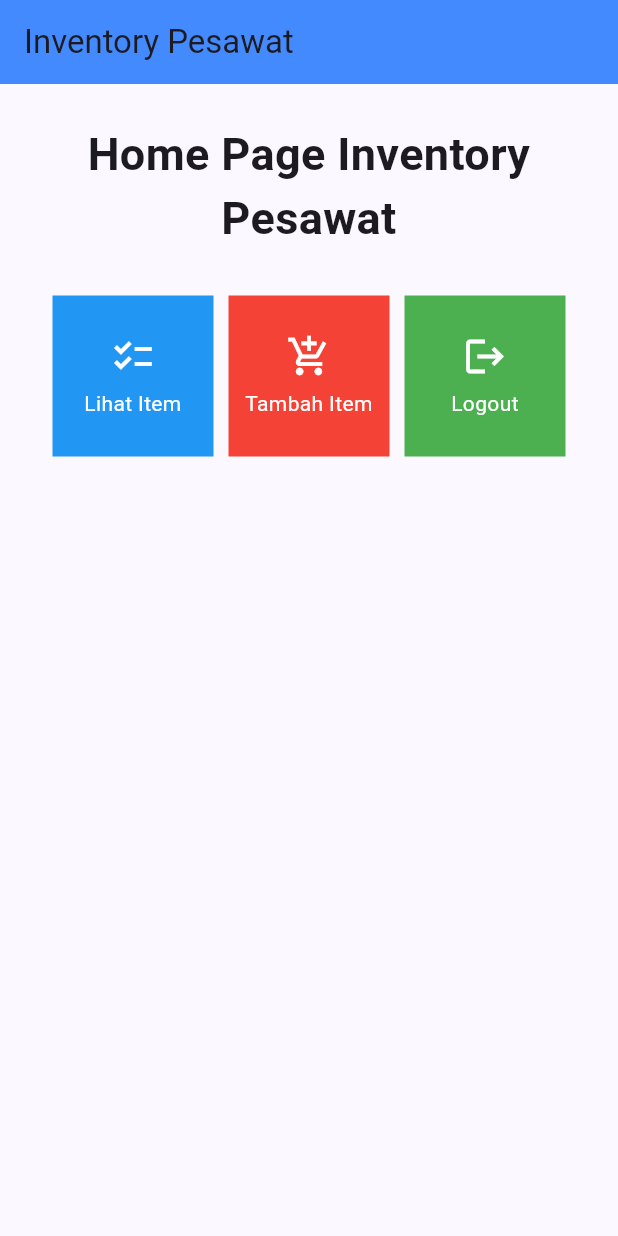
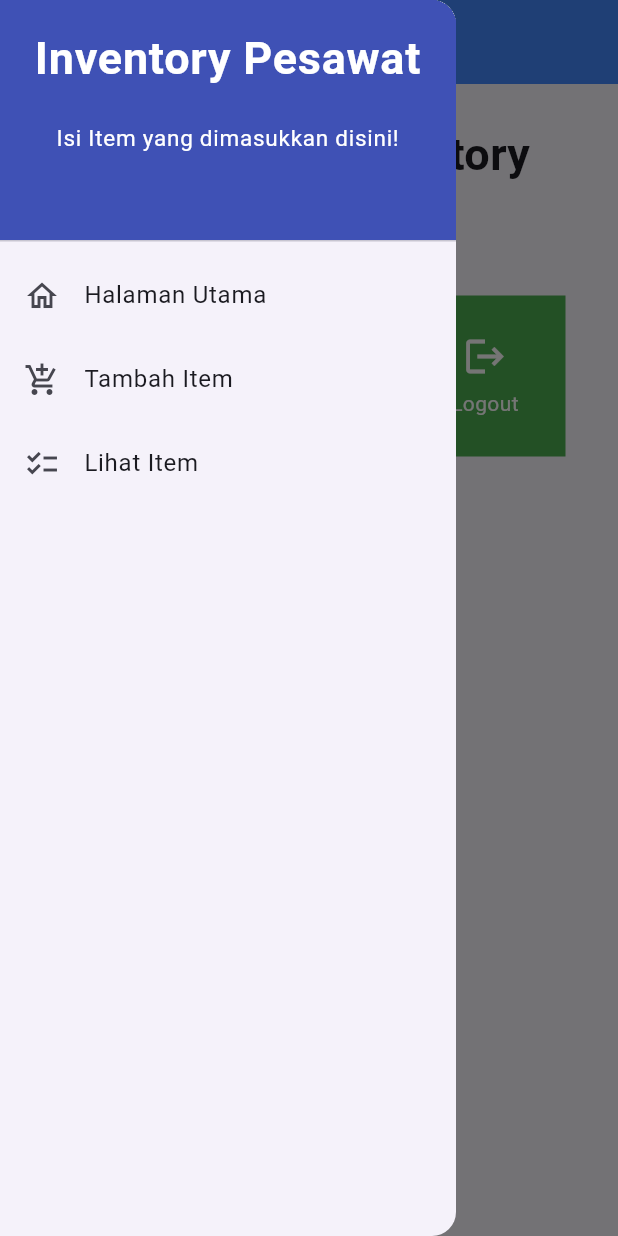
Before and after one commit to thirza258/inventory-pesawat-flutter, a Flutter app: the screen it shows after launch, with the side drawer open (before the commit the screen has no drawer), on a phone screen of 412 x 824 dp. Run offline on Flutter 3.47's test engine with Material 2 defaults, Android fonts, the light colour scheme and no system bars.

Commit message:
Mengerjakan Tugas 8

```diff
--- a/lib/main.dart
+++ b/lib/main.dart
@@ -1,5 +1,5 @@
 import 'package:flutter/material.dart';
-import 'package:inventory_pesawat/menu.dart';
+import 'package:inventory_pesawat/screens/menu.dart';
 
 void main() {
   runApp(const MyApp());
--- /dev/null
+++ b/lib/screens/daftar_item.dart
@@ -0,0 +1,44 @@
+import 'package:flutter/material.dart';
+import 'package:inventory_pesawat/screens/tambah_item.dart';
+import 'package:inventory_pesawat/widgets/item.dart';
+import 'package:inventory_pesawat/widgets/left_drawer.dart';
+
+class DaftarItem extends StatelessWidget {
+  const DaftarItem({Key? key}) : super(key: key);
+
+  @override
+  Widget build(BuildContext context) {
+    return Scaffold(
+      appBar: AppBar(title: const Text("Daftar Item")),
+      drawer: const LeftDrawer(),
+      body: ListView.builder(
+        itemCount: inventory.length,
+        itemBuilder: (context, index) {
+            if(inventory.isEmpty) {
+              return const Center(child: Text("Tidak ada item"));
+            }
+            else {
+            return Card(
+              child: ListTile(
+                leading: Text("Items " + (index + 1).toString()),
+                title: Text(inventory[index].name),
+                subtitle: Column(
+                  crossAxisAlignment: CrossAxisAlignment.start,
+                  children: [
+                    Text("Jumlah: " + inventory[index].amount.toString()),
+                    Text("Deskripsi: " + inventory[index].description),
+                    Text("Mesin: " + inventory[index].engine),
+                    Text("Winglet: " + inventory[index].winglet.toString()),
+                    Image.network(inventory[index].image),
+                  ],
+                ),
+              ),
+            );
+          }
+
+        },
+
+    ),
+    );
+  }
+}
--- a/lib/menu.dart
+++ b/lib/screens/menu.dart
@@ -1,4 +1,8 @@
 import 'package:flutter/material.dart';
+import 'package:inventory_pesawat/screens/daftar_item.dart';
+import 'package:inventory_pesawat/widgets/left_drawer.dart';
+import 'package:inventory_pesawat/widgets/item.dart';
+import 'package:inventory_pesawat/screens/tambah_item.dart';
 
 class MyHomePage extends StatelessWidget {
   MyHomePage({Key? key}) : super(key: key);
@@ -17,7 +21,10 @@ class MyHomePage extends StatelessWidget {
           'Inventory Pesawat'
         ),
         backgroundColor: Colors.blueAccent,
+        foregroundColor: Colors.white,
       ),
+      drawer: const LeftDrawer(),
+
       body: SingleChildScrollView(
         // Widget wrapper yang dapat discroll
         child: Padding(
@@ -85,7 +92,19 @@ class InventoryCard extends StatelessWidget {
             ..hideCurrentSnackBar()
             ..showSnackBar(SnackBar(
                 content: Text("Kamu telah menekan tombol ${item.name}!")));
+          if (item.name == "Tambah Item") {
+            Navigator.push(
+                context,
+                MaterialPageRoute(builder: (context) => ItemFormPage()));
+          }
+          else if(item.name == "Lihat Item") {
+            Navigator.push(
+                context,
+                MaterialPageRoute(builder: (context) => DaftarItem()));
+          }
+
         },
+
         child: Container(
           // Container untuk menyimpan Icon dan Text
           padding: const EdgeInsets.all(8),
--- /dev/null
+++ b/lib/widgets/item.dart
@@ -0,0 +1,23 @@
+import 'package:flutter/material.dart';
+
+List<Item> inventory = [];
+
+class InventoryItem {
+  final String name;
+  final IconData icon;
+  final Color color;
+
+  InventoryItem(this.name, this.icon, this.color);
+}
+
+class Item {
+  final String name;
+  final int amount;
+  final String description;
+  final String engine;
+  final bool winglet;
+  final String image;
+
+  Item(this.name, this.amount, this.description, this.engine, this.winglet,
+      this.image);
+}
--- /dev/null
+++ b/lib/widgets/left_drawer.dart
@@ -0,0 +1,80 @@
+import 'package:flutter/material.dart';
+import 'package:inventory_pesawat/screens/daftar_item.dart';
+import 'package:inventory_pesawat/screens/menu.dart';
+import 'package:inventory_pesawat/screens/tambah_item.dart';
+
+class LeftDrawer extends StatelessWidget {
+  const LeftDrawer({super.key});
+
+  @override
+  Widget build(BuildContext context) {
+    return Drawer(
+      child: ListView(
+        children: [
+          const DrawerHeader(
+            decoration: BoxDecoration(
+            color: Colors.indigo,
+            ),
+            child: Column(
+              children: [
+                Text(
+                  'Inventory Pesawat',
+                  textAlign: TextAlign.center,
+                  style: TextStyle(
+                    fontSize: 30,
+                    fontWeight: FontWeight.bold,
+                    color: Colors.white,
+                  ),
+                ),
+                Padding(padding: EdgeInsets.all(10)),
+                Text("Isi Item yang dimasukkan disini!",
+                  textAlign: TextAlign.center,
+                  style: TextStyle(
+                    fontSize: 15,
+                    color: Colors.white,
+                    fontFamily: 'Roboto',
+                  ),
+                ),
+              ],
+            ),
+          ),
+          ListTile(
+            leading: const Icon(Icons.home_outlined),
+            title: const Text('Halaman Utama'),
+            // Bagian redirection ke MyHomePage
+            onTap: () {
+              Navigator.pushReplacement(
+                  context,
+                  MaterialPageRoute(
+                    builder: (context) => MyHomePage(),
+                  ));
+            },
+          ),
+          ListTile(
+            leading: const Icon(Icons.add_shopping_cart),
+            title: const Text('Tambah Item'),
+            // Bagian redirection ke ShopFormPage
+            onTap: () {
+              Navigator.pushReplacement(
+                  context,
+                  MaterialPageRoute(builder: (context) => ItemFormPage())
+              );
+            },
+          ),
+          ListTile(
+            leading: const Icon(Icons.checklist),
+            title: const Text('Lihat Item'),
+            // Bagian redirection ke ShopFormPage
+            onTap: () {
+              Navigator.pushReplacement(
+                  context,
+                  MaterialPageRoute(builder: (context) => DaftarItem())
+              );
+            },
+          ),
+
+        ],
+      ),
+    );
+  }
+}
```
Also changed, not shown: lib/screens/tambah_item.dart (added, +253 -0 lines), 1 other file.
